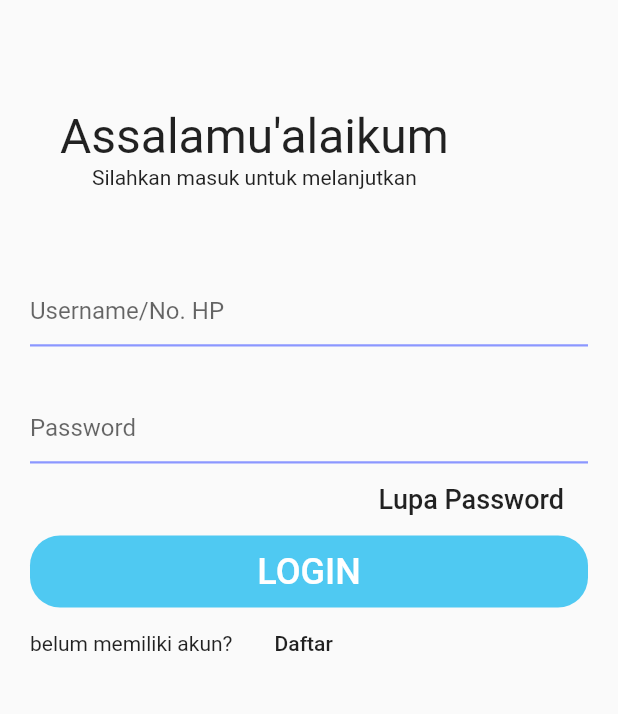
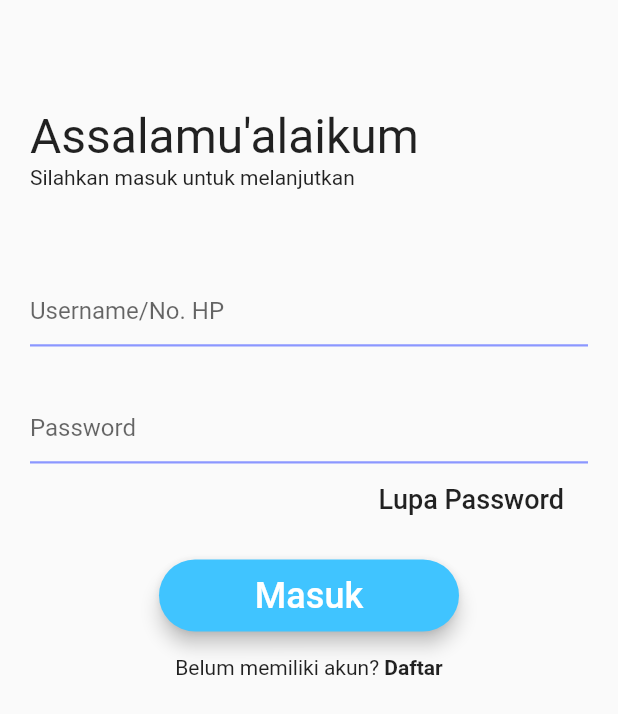
Before and after one commit to hafidzniioman/GoMasjid, a Flutter app: the screen it shows after launch, on a phone screen of 412 x 824 dp. Shown: the top 714 px of the screen. Run offline on Flutter 3.47's test engine with Material 2 defaults, Android fonts, the phone set to English and light mode, and no system bars; our stand-ins replace bloc.

Commit message:
normally the login

```diff
--- a/lib/ui/login_view.dart
+++ b/lib/ui/login_view.dart
@@ -3,6 +3,7 @@ import 'package:gomasjid/cons/constant.dart';
 import 'package:gomasjid/ui/forgotpassword_view.dart';
 import 'package:gomasjid/ui/registration_view.dart';
 import 'package:gomasjid/ui/splash_login.dart';
+import 'package:bloc/bloc.dart';
 
 class LoginPage extends StatelessWidget {
   @override
@@ -29,20 +30,26 @@ class LoginPage extends StatelessWidget {
 Widget _titleDescription() {
   return Container(
     alignment: Alignment.centerLeft,
-    padding: EdgeInsets.only(left: 20, top: 20),
+    padding: EdgeInsets.only(left: 0, top: 20),
     child: Column(
       children: <Widget>[
         Padding(
           padding: EdgeInsets.only(top: 32),
         ),
-        Text(
+        Container(
+          alignment: Alignment.centerLeft,
+          child: Text(
             'Assalamu\'alaikum',
             style: TextStyle(fontSize: 32),
             textAlign: TextAlign.left,
           ),
-        Text(
+        ),
+        Container(
+          alignment: Alignment.centerLeft,
+          child: Text(
             'Silahkan masuk untuk melanjutkan',
             textAlign: TextAlign.left,
+          ),
         ),
         Padding(padding: EdgeInsets.only(top: 25)),
       ],
@@ -54,7 +61,8 @@ Widget _textField() {
   return Column(
     children: <Widget>[
       Padding(padding: EdgeInsets.only(top: 32)),
-      TextFormField(
+      Container(
+        child: TextFormField(
           decoration: InputDecoration(
               border: UnderlineInputBorder(),
               enabledBorder: UnderlineInputBorder(
@@ -65,6 +73,7 @@ Widget _textField() {
               focusedBorder: UnderlineInputBorder(
                   borderSide: BorderSide(color: Colors.white, width: 3.0)),
               hintText: 'Username/No. HP'),
+        ),
       ),
       Padding(padding: EdgeInsets.only(top: 30)),
       TextFormField(
@@ -92,7 +101,8 @@ Widget _textForgetPassword(BuildContext context) {
     alignment: Alignment.centerRight,
     child: FlatButton(
         onPressed: () {
-          Navigator.of(context).push(MaterialPageRoute(builder: (context)=> ForgotPasswordPage()));
+          Navigator.of(context).push(
+              MaterialPageRoute(builder: (context) => ForgotPasswordPage()));
         },
         child: Text(
           'Lupa Password',
@@ -102,52 +112,44 @@ Widget _textForgetPassword(BuildContext context) {
 }
 
 Widget _buttonLogin(BuildContext context) {
-  return InkWell(
-    child: Container(
-      child: Center(
-        child: FlatButton(
+  return Padding(
+    padding: EdgeInsets.symmetric(vertical: 16),
+    child: Material(
+      color: Colors.lightBlueAccent,
+      borderRadius: BorderRadius.all(Radius.circular(30)),
+      elevation: 5,
+      child: MaterialButton(
         onPressed: () {
           Navigator.of(context)
               .push(MaterialPageRoute(builder: (context) => SplashLogin()));
         },
+        minWidth: 200,
+        height: 42,
         child: Text(
-            'LOGIN',
+          'Masuk',
           style: TextStyle(fontSize: 24, color: Colors.white),
-            textAlign: TextAlign.center,
         ),
       ),
-      ),
-      decoration: BoxDecoration(
-          borderRadius: BorderRadius.circular(20), color: Color(0XFF4FC9F2)),
     ),
   );
 }
 
 Widget _textRegistration(BuildContext context) {
-  return Container(
+  return Center(
       child: Row(
+    mainAxisAlignment: MainAxisAlignment.center,
     children: <Widget>[
-        Center(
-          child: Row(
-            children: <Widget>[
-              Align(
-                alignment: Alignment.center,
-                child: Text('belum memiliki akun? '),
-              ),
-              Center(
-                child: InkWell(
-                  child: FlatButton(
-                      onPressed: () {
-                        Navigator.of(context).push(MaterialPageRoute(
-                            builder: (context) => RegistrationPage()));
+      Text('Belum memiliki akun? '),
+      InkWell(
+        onTap: () {
+          Navigator.of(context).push(
+              MaterialPageRoute(builder: (context) => RegistrationPage()));
         },
-                      child: Text('Daftar')),
+        child: Text(
+          'Daftar',
+          style: TextStyle(fontWeight: FontWeight.bold),
         ),
       )
     ],
-          ),
-        )
-      ],
-    ),
-  );
+  ));
 }
--- a/pubspec.yaml
+++ b/pubspec.yaml
@@ -23,6 +23,10 @@ dependencies:
   # The following adds the Cupertino Icons font to your application.
   # Use with the CupertinoIcons class for iOS style icons.
   cupertino_icons: ^0.1.2
+  bloc:
+  flutter_bloc:
+  meta:
+  equatable:
 
 dev_dependencies:
   flutter_test:
```
Also changed, not shown: pubspec.lock. Lines whose indentation alone changed are shown as unchanged.
